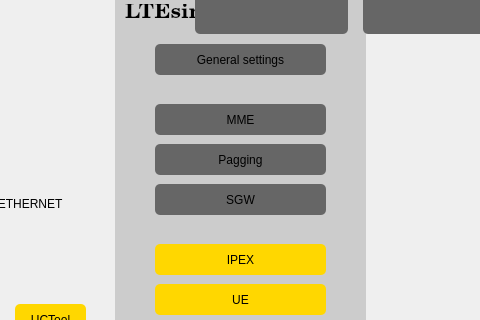
The window that LTEsimGeneratorGUI/Ui/Windows/trafficmap.ui (moniss23/junit4) describes before a commit, drawn with Qt 5; both pictures show x 205 to 685 and y 176 to 496 of the 800 by 600 pixel window.
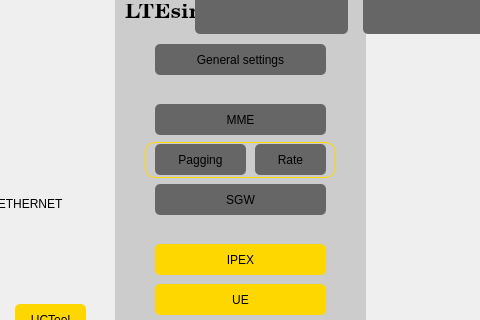
The same window after the commit. Icons and pictures are not drawn.

Commit message: Added PaggingRate Window

```diff
--- a/LTEsimGeneratorGUI/Ui/Windows/trafficmap.ui
+++ b/LTEsimGeneratorGUI/Ui/Windows/trafficmap.ui
@@ -647,7 +647,7 @@
         <rect>
          <x>40</x>
          <y>160</y>
-         <width>171</width>
+         <width>91</width>
          <height>31</height>
         </rect>
        </property>
@@ -720,6 +720,53 @@
         <bool>false</bool>
        </property>
       </widget>
+      <widget class="QPushButton" name="PaggingRateButton">
+       <property name="geometry">
+        <rect>
+         <x>140</x>
+         <y>160</y>
+         <width>71</width>
+         <height>31</height>
+        </rect>
+       </property>
+       <property name="styleSheet">
+        <string notr="true">color: #000;
+border-radius:5px;
+border-color: #eee;
+background-color:#666666;</string>
+       </property>
+       <property name="text">
+        <string>Rate</string>
+       </property>
+      </widget>
+      <widget class="QLabel" name="label_5">
+       <property name="geometry">
+        <rect>
+         <x>30</x>
+         <y>158</y>
+         <width>191</width>
+         <height>36</height>
+        </rect>
+       </property>
+       <property name="styleSheet">
+        <string notr="true">color: #000;
+border-radius: 10px;
+border: 1px solid #ffd700;</string>
+       </property>
+       <property name="text">
+        <string/>
+       </property>
+      </widget>
+      <zorder>label_5</zorder>
+      <zorder>lblLTEsim</zorder>
+      <zorder>ipexButton</zorder>
+      <zorder>ubSimButton</zorder>
+      <zorder>mmeButton</zorder>
+      <zorder>sgwButton</zorder>
+      <zorder>paggingButton</zorder>
+      <zorder>ueButton</zorder>
+      <zorder>generalSettingsButton</zorder>
+      <zorder>PaggingRateButton</zorder>
      </widget>
      <zorder>label_12</zorder>
      <zorder>label</zorder>
```
Left out of the diff: 2 changed lines with no effect on the pictures. The commit also changes 13 other files.
